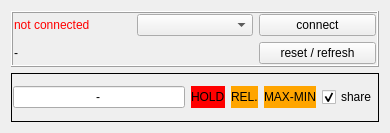
Old version of the form ms8050window.ui in the repository bchjoerni/mlab.
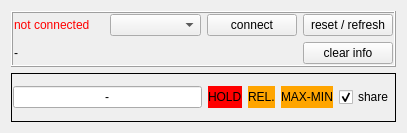
New version of the form.

Commit message: mlabsignal system changed, networkremote window changed, portwindows now have buttons reset/refresh and clear info

The edit to the form file:
```diff
--- a/ms8050window.ui
+++ b/ms8050window.ui
@@ -6,7 +6,7 @@
    <rect>
     <x>0</x>
     <y>0</y>
-    <width>390</width>
+    <width>407</width>
     <height>133</height>
    </rect>
   </property>
@@ -55,14 +55,21 @@
         </property>
        </widget>
       </item>
-      <item row="1" column="2">
-       <widget class="QPushButton" name="btn_resetInfo">
+      <item row="0" column="3">
+       <widget class="QPushButton" name="btn_resetRefresh">
         <property name="text">
          <string>reset / refresh</string>
         </property>
        </widget>
       </item>
-      <item row="1" column="0" colspan="2">
+      <item row="1" column="3">
+       <widget class="QPushButton" name="btn_clearInfo">
+        <property name="text">
+         <string>clear info</string>
+        </property>
+       </widget>
+      </item>
+      <item row="1" column="0" colspan="3">
        <widget class="QLabel" name="lbl_info">
         <property name="text">
          <string>-</string>
```
The commit also changes 78 other files.
